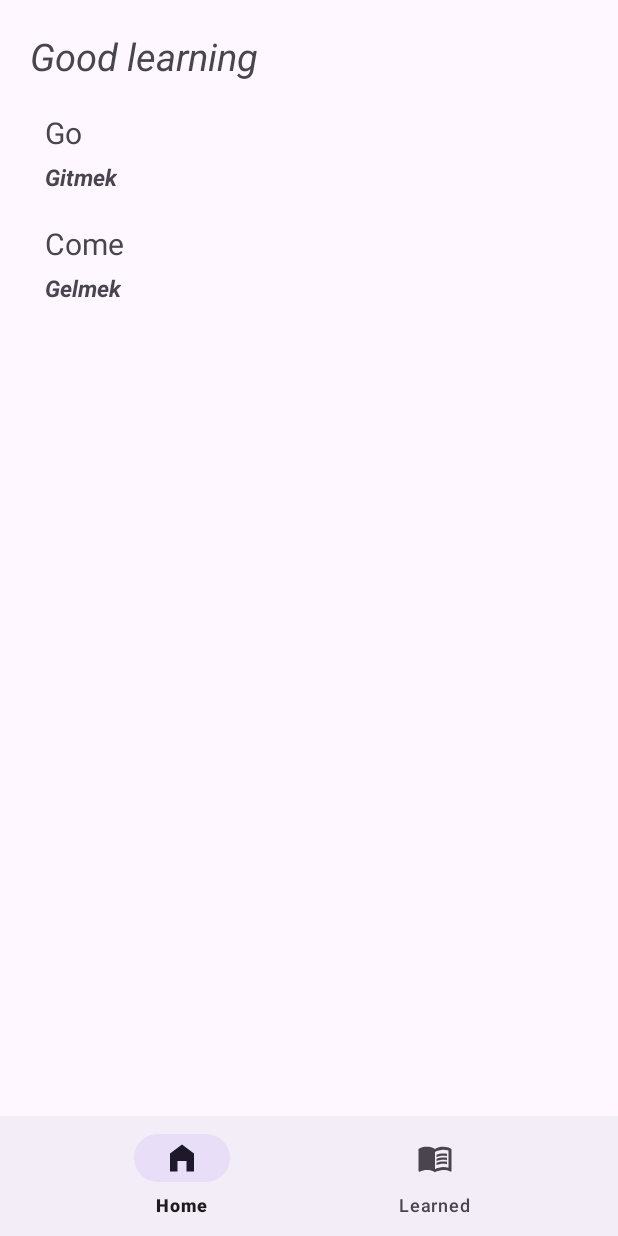
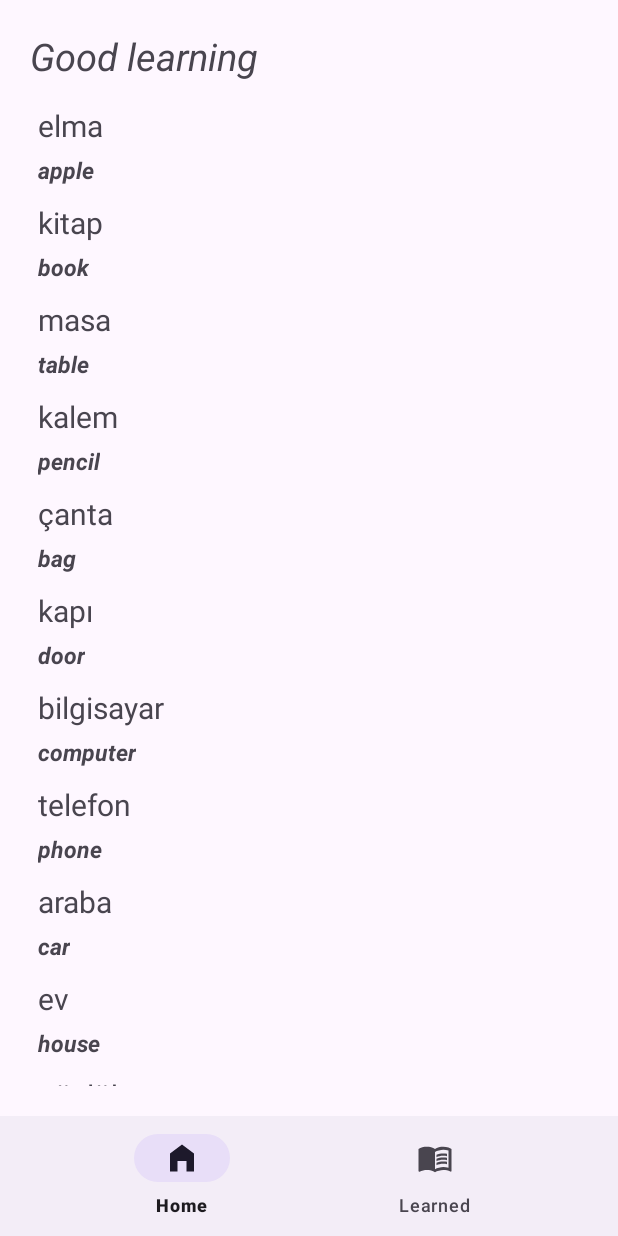
Before and after one commit to TunahanKaryagdi/WordMate, an Android app: the screen it shows after launch (MainActivity), on a phone screen of 412 x 824 dp. Run offline under Robolectric (Android 15) with nearby library versions, the phone set to English and light mode, and no system bars; our stand-ins replace Dagger/Hilt's generated code, navigation-ui.

Commit message:
add: word list and shuffle

```diff
--- a/app/build.gradle.kts
+++ b/app/build.gradle.kts
@@ -64,6 +64,10 @@ dependencies {
     //Gson
     implementation (libs.gson)
 
+    //Swipe refresh layout
+    implementation(libs.androidx.swiperefreshlayout)
+
+
 }
 
 kapt {
--- /dev/null
+++ b/app/src/main/java/com/tunahankaryagdi/wordmate/data/WordDb.kt
@@ -0,0 +1,57 @@
+package com.tunahankaryagdi.wordmate.data
+
+
+fun getAllWords(): List<Word> {
+    val wordList = listOf(
+        Word("elma", "apple"),
+        Word("kitap", "book"),
+        Word("masa", "table"),
+        Word("kalem", "pencil"),
+        Word("çanta", "bag"),
+        Word("kapı", "door"),
+        Word("bilgisayar", "computer"),
+        Word("telefon", "phone"),
+        Word("araba", "car"),
+        Word("ev", "house"),
+        Word("gözlük", "glasses"),
+        Word("ayakkabı", "shoe"),
+        Word("çiçek", "flower"),
+        Word("uçak", "plane"),
+        Word("deniz", "sea"),
+        Word("şehir", "city"),
+        Word("yol", "road"),
+        Word("kedi", "cat"),
+        Word("köpek", "dog"),
+        Word("balık", "fish"),
+        Word("kuş", "bird"),
+        Word("zaman", "time"),
+        Word("para", "money"),
+        Word("su", "water"),
+        Word("çay", "tea"),
+        Word("kahve", "coffee"),
+        Word("süt", "milk"),
+        Word("ekmek", "bread"),
+        Word("yemek", "food"),
+        Word("hava", "weather"),
+        Word("güneş", "sun"),
+        Word("yağmur", "rain"),
+        Word("kar", "snow"),
+        Word("rüzgar", "wind"),
+        Word("kış", "winter"),
+        Word("bahar", "spring"),
+        Word("yaz", "summer"),
+        Word("sonbahar", "autumn"),
+        Word("ışık", "light"),
+        Word("karanlık", "dark"),
+        Word("renk", "color"),
+        Word("kırmızı", "red"),
+        Word("mavi", "blue"),
+        Word("yeşil", "green"),
+        Word("sarı", "yellow"),
+        Word("siyah", "black"),
+        Word("beyaz", "white"),
+        Word("mor", "purple"),
+        Word("turuncu", "orange")
+    )
+    return wordList
+}
--- a/app/src/main/java/com/tunahankaryagdi/wordmate/detail/DetailDialogFragment.kt
+++ b/app/src/main/java/com/tunahankaryagdi/wordmate/detail/DetailDialogFragment.kt
@@ -38,6 +38,7 @@ class DetailDialogFragment : DialogFragment() {
             }
             tvLearned.setOnClickListener {
                 if (args.primary) viewModel.saveWord(args.word) else viewModel.removeWord(args.word)
+                dialog?.dismiss()
             }
             tvTitle.text = args.word.turkish
             tvDescription.text = args.word.english
--- a/app/src/main/java/com/tunahankaryagdi/wordmate/home/HomeFragment.kt
+++ b/app/src/main/java/com/tunahankaryagdi/wordmate/home/HomeFragment.kt
@@ -6,11 +6,13 @@ import android.view.View
 import android.view.ViewGroup
 import androidx.fragment.app.Fragment
 import androidx.fragment.app.viewModels
+import androidx.lifecycle.lifecycleScope
 import androidx.navigation.fragment.findNavController
 import com.tunahankaryagdi.wordmate.data.Word
 import com.tunahankaryagdi.wordmate.databinding.FragmentHomeBinding
 import com.tunahankaryagdi.wordmate.home.adapter.HomeWordsAdapter
 import dagger.hilt.android.AndroidEntryPoint
+import kotlinx.coroutines.launch
 
 @AndroidEntryPoint
 class HomeFragment : Fragment() {
@@ -34,7 +36,12 @@ class HomeFragment : Fragment() {
         super.onViewCreated(view, savedInstanceState)
         homeWordsAdapter = HomeWordsAdapter(onClickItem = ::onClickItem)
         binding.rvWordList.adapter = homeWordsAdapter
-
+        viewModel.getUnlearnedWords()
+        observeUiState()
+        binding.srlRefreshLayout.setOnRefreshListener {
+            viewModel.shuffleWords()
+            binding.srlRefreshLayout.isRefreshing = false
+        }
     }
 
 
@@ -52,4 +59,12 @@ class HomeFragment : Fragment() {
         )
     }
 
+    private fun observeUiState() {
+        viewLifecycleOwner.lifecycleScope.launch {
+            viewModel.uiState.collect { state ->
+                homeWordsAdapter.setData(state.wordList)
+            }
+        }
+    }
+
 }
--- a/app/src/main/java/com/tunahankaryagdi/wordmate/home/HomeViewModel.kt
+++ b/app/src/main/java/com/tunahankaryagdi/wordmate/home/HomeViewModel.kt
@@ -1,9 +1,44 @@
 package com.tunahankaryagdi.wordmate.home
 
 import androidx.lifecycle.ViewModel
+import com.tunahankaryagdi.wordmate.data.Word
+import com.tunahankaryagdi.wordmate.data.WordRepository
+import com.tunahankaryagdi.wordmate.data.getAllWords
 import dagger.hilt.android.lifecycle.HiltViewModel
+import kotlinx.coroutines.flow.MutableStateFlow
+import kotlinx.coroutines.flow.StateFlow
+import kotlinx.coroutines.flow.update
 import javax.inject.Inject
 
 @HiltViewModel
-class HomeViewModel @Inject constructor() : ViewModel() {
+class HomeViewModel @Inject constructor(
+    private val wordRepository: WordRepository
+) : ViewModel() {
+
+    private val _uiState: MutableStateFlow<HomeUiState> = MutableStateFlow(HomeUiState())
+    val uiState: StateFlow<HomeUiState> get() = _uiState
+
+
+    fun getUnlearnedWords() {
+        val learnedWords = wordRepository.getWords()
+        val filteredWords = getAllWords().filter { word ->
+            !learnedWords.contains(word)
+        }
+        _uiState.update { it->
+            it.copy(wordList = filteredWords)
+        }
+    }
+
+    fun shuffleWords(){
+        val words = _uiState.value.wordList
+        _uiState.update {
+            it.copy(wordList = words.shuffled())
+        }
+    }
+
 }
+
+
+data class HomeUiState(
+    val wordList: List<Word> = emptyList()
+)
--- a/app/src/main/java/com/tunahankaryagdi/wordmate/home/adapter/HomeWordsAdapter.kt
+++ b/app/src/main/java/com/tunahankaryagdi/wordmate/home/adapter/HomeWordsAdapter.kt
@@ -10,10 +10,11 @@ class HomeWordsAdapter(
     val onClickItem: (Word) -> Unit
 ) : RecyclerView.Adapter<HomeWordsViewHolder>() {
 
-    private var words = listOf(Word("Go","Gitmek"), Word("Come", "Gelmek"))
+    private var words: List<Word> = emptyList()
 
     override fun onCreateViewHolder(parent: ViewGroup, viewType: Int): HomeWordsViewHolder {
-        val binding = ItemWordListBinding.inflate(LayoutInflater.from(parent.context), parent, false)
+        val binding =
+            ItemWordListBinding.inflate(LayoutInflater.from(parent.context), parent, false)
         return HomeWordsViewHolder(binding)
     }
 
@@ -24,7 +25,10 @@ class HomeWordsAdapter(
 
     override fun getItemCount(): Int = words.size
 
-
+    fun setData(newData: List<Word>) {
+        words = newData
+        notifyDataSetChanged()
+    }
 
 
 }
--- a/app/src/main/java/com/tunahankaryagdi/wordmate/learned/LearnedFragment.kt
+++ b/app/src/main/java/com/tunahankaryagdi/wordmate/learned/LearnedFragment.kt
@@ -38,7 +38,9 @@ class LearnedFragment : Fragment() {
         super.onViewCreated(view, savedInstanceState)
         learnedWordsAdapter = LearnedWordsAdapter(onClickItem = ::onClickItem)
         binding.rvLearnedWordList.adapter = learnedWordsAdapter
+        viewModel.getLearnedWords()
         observeUiState()
+
     }
 
     override fun onDestroyView() {
--- a/app/src/main/java/com/tunahankaryagdi/wordmate/learned/LearnedViewModel.kt
+++ b/app/src/main/java/com/tunahankaryagdi/wordmate/learned/LearnedViewModel.kt
@@ -17,11 +17,8 @@ class LearnedViewModel @Inject constructor(
     private val _uiState: MutableStateFlow<LearnedUiState> = MutableStateFlow(LearnedUiState())
     val uiState: StateFlow<LearnedUiState> get() = _uiState
 
-    init {
-        getLearnedWords()
-    }
 
-    private fun getLearnedWords() {
+    fun getLearnedWords() {
         val words = wordRepository.getWords()
         _uiState.update {
             it.copy(learnedWords = words)
--- a/app/src/main/res/layout/fragment_home.xml
+++ b/app/src/main/res/layout/fragment_home.xml
@@ -1,29 +1,36 @@
 <?xml version="1.0" encoding="utf-8"?>
-<androidx.constraintlayout.widget.ConstraintLayout xmlns:android="http://schemas.android.com/apk/res/android"
-    xmlns:tools="http://schemas.android.com/tools"
+<androidx.swiperefreshlayout.widget.SwipeRefreshLayout
+    android:id="@+id/srlRefreshLayout"
+    xmlns:android="http://schemas.android.com/apk/res/android"
+    xmlns:app="http://schemas.android.com/apk/res-auto"
+    android:layout_width="match_parent"
+    android:layout_height="match_parent">
+
+    <androidx.constraintlayout.widget.ConstraintLayout xmlns:tools="http://schemas.android.com/tools"
         android:layout_width="match_parent"
         android:layout_height="match_parent"
-    xmlns:app="http://schemas.android.com/apk/res-auto"
-    tools:context=".home.HomeFragment"
-    android:padding="20dp">
+        android:padding="20dp"
+        tools:context=".home.HomeFragment">
 
         <TextView
             android:id="@+id/tvTitle"
             android:layout_width="wrap_content"
             android:layout_height="wrap_content"
             android:text="@string/good_learning"
-        app:layout_constraintTop_toTopOf="parent"
+            android:textSize="25sp"
+            android:textStyle="italic"
             app:layout_constraintStart_toStartOf="parent"
-        android:textSize="25sp"
-        android:textStyle="italic"/>
+            app:layout_constraintTop_toTopOf="parent" />
 
         <androidx.recyclerview.widget.RecyclerView
             android:id="@+id/rvWordList"
             android:layout_width="match_parent"
             android:layout_height="0dp"
-        app:layout_constraintTop_toBottomOf="@id/tvTitle"
+            android:layout_marginTop="10dp"
+            app:layoutManager="androidx.recyclerview.widget.LinearLayoutManager"
             app:layout_constraintBottom_toBottomOf="parent"
-        android:layout_marginTop="10dp"
-        app:layoutManager="androidx.recyclerview.widget.LinearLayoutManager"/>
+            app:layout_constraintTop_toBottomOf="@id/tvTitle" />
 
     </androidx.constraintlayout.widget.ConstraintLayout>
+
+</androidx.swiperefreshlayout.widget.SwipeRefreshLayout>
--- a/app/src/main/res/layout/item_learned_word_list.xml
+++ b/app/src/main/res/layout/item_learned_word_list.xml
@@ -3,7 +3,7 @@
     android:layout_width="match_parent"
     android:layout_height="wrap_content"
     xmlns:app="http://schemas.android.com/apk/res-auto"
-    android:padding="10dp">
+    android:padding="5dp">
 
     <TextView
         android:id="@+id/tvMain"
--- a/app/src/main/res/layout/item_word_list.xml
+++ b/app/src/main/res/layout/item_word_list.xml
@@ -3,7 +3,7 @@
     android:layout_width="match_parent"
     android:layout_height="wrap_content"
     xmlns:app="http://schemas.android.com/apk/res-auto"
-    android:padding="10dp">
+    android:padding="5dp">
 
     <TextView
         android:id="@+id/tvMain"
--- a/gradle/libs.versions.toml
+++ b/gradle/libs.versions.toml
@@ -14,6 +14,7 @@ activity = "1.9.1"
 constraintlayout = "2.1.4"
 navigationFragmentKtx = "2.8.0"
 navigationUiKtx = "2.8.0"
+swiperefreshlayout = "1.2.0-alpha01"
 
 [libraries]
 androidx-core-ktx = { group = "androidx.core", name = "core-ktx", version.ref = "coreKtx" }
@@ -21,6 +22,7 @@ androidx-fragment-ktx = { module = "androidx.fragment:fragment-ktx", version.ref
 androidx-navigation-safe-args-gradle-plugin = { module = "androidx.navigation:navigation-safe-args-gradle-plugin", version.ref = "navigationFragmentKtx" }
 androidx-navigation-ui-ktx = { module = "androidx.navigation:navigation-ui-ktx", version.ref = "navigationUiKtx" }
 androidx-navigation-fragment-ktx = { module = "androidx.navigation:navigation-fragment-ktx", version.ref = "navigationFragmentKtx" }
+androidx-swiperefreshlayout = { module = "androidx.swiperefreshlayout:swiperefreshlayout", version.ref = "swiperefreshlayout" }
 gson = { module = "com.google.code.gson:gson", version.ref = "gson" }
 hilt-android = { module = "com.google.dagger:hilt-android", version.ref = "hiltAndroidCompiler" }
 hilt-android-compiler = { module = "com.google.dagger:hilt-android-compiler", version.ref = "hiltAndroidCompiler" }
```
Lines whose indentation alone changed are shown as unchanged.
